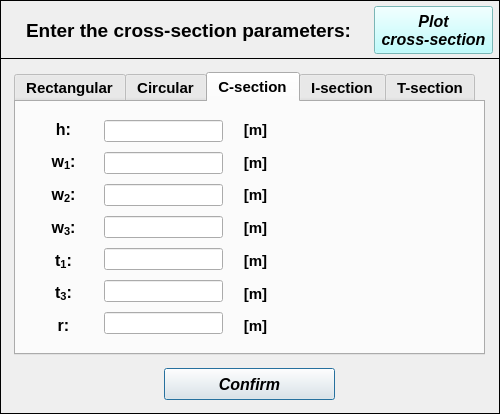
Old version of the form pulse/uix/user_input/ui/Model/Setup/Structural/crossSectionBeamInput.ui in the repository open-pulse/OpenPulse.
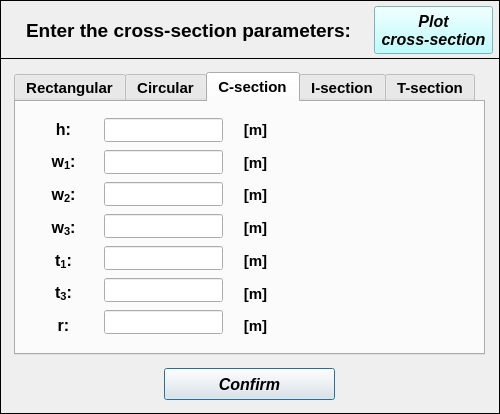
New version of the form. The open tabs and pages were chosen to show the change. Icons and pictures are not drawn.

Commit message: corrections at user inputs windows formatting

Diff of the .ui file:
```diff
--- a/pulse/uix/user_input/ui/Model/Setup/Structural/crossSectionBeamInput.ui
+++ b/pulse/uix/user_input/ui/Model/Setup/Structural/crossSectionBeamInput.ui
@@ -607,6 +607,27 @@
       <layout class="QVBoxLayout" name="verticalLayout_32">
        <item>
         <widget class="QLineEdit" name="lineEdit_height_C_section">
+         <property name="minimumSize">
+          <size>
+           <width>0</width>
+           <height>24</height>
+          </size>
+         </property>
+         <property name="maximumSize">
+          <size>
+           <width>16777215</width>
+           <height>24</height>
+          </size>
+         </property>
+         <property name="font">
+          <font>
+           <family>Arial</family>
+           <pointsize>11</pointsize>
+           <weight>75</weight>
+           <italic>true</italic>
+           <bold>true</bold>
+          </font>
+         </property>
          <property name="focusPolicy">
           <enum>Qt::StrongFocus</enum>
          </property>
@@ -620,6 +641,27 @@
        </item>
        <item>
         <widget class="QLineEdit" name="lineEdit_w1_C_section">
+         <property name="minimumSize">
+          <size>
+           <width>0</width>
+           <height>24</height>
+          </size>
+         </property>
+         <property name="maximumSize">
+          <size>
+           <width>16777215</width>
+           <height>24</height>
+          </size>
+         </property>
+         <property name="font">
+          <font>
+           <family>Arial</family>
+           <pointsize>11</pointsize>
+           <weight>75</weight>
+           <italic>true</italic>
+           <bold>true</bold>
+          </font>
+         </property>
          <property name="focusPolicy">
           <enum>Qt::StrongFocus</enum>
          </property>
@@ -633,6 +675,27 @@
        </item>
        <item>
         <widget class="QLineEdit" name="lineEdit_w2_C_section">
+         <property name="minimumSize">
+          <size>
+           <width>0</width>
+           <height>24</height>
+          </size>
+         </property>
+         <property name="maximumSize">
+          <size>
+           <width>16777215</width>
+           <height>24</height>
+          </size>
+         </property>
+         <property name="font">
+          <font>
+           <family>Arial</family>
+           <pointsize>11</pointsize>
+           <weight>75</weight>
+           <italic>true</italic>
+           <bold>true</bold>
+          </font>
+         </property>
          <property name="focusPolicy">
           <enum>Qt::StrongFocus</enum>
          </property>
@@ -646,6 +709,27 @@
        </item>
        <item>
         <widget class="QLineEdit" name="lineEdit_w3_C_section">
+         <property name="minimumSize">
+          <size>
+           <width>0</width>
+           <height>24</height>
+          </size>
+         </property>
+         <property name="maximumSize">
+          <size>
+           <width>16777215</width>
+           <height>24</height>
+          </size>
+         </property>
+         <property name="font">
+          <font>
+           <family>Arial</family>
+           <pointsize>11</pointsize>
+           <weight>75</weight>
+           <italic>true</italic>
+           <bold>true</bold>
+          </font>
+         </property>
          <property name="focusPolicy">
           <enum>Qt::StrongFocus</enum>
          </property>
@@ -659,6 +743,27 @@
        </item>
        <item>
         <widget class="QLineEdit" name="lineEdit_t1_C_section">
+         <property name="minimumSize">
+          <size>
+           <width>0</width>
+           <height>24</height>
+          </size>
+         </property>
+         <property name="maximumSize">
+          <size>
+           <width>16777215</width>
+           <height>24</height>
+          </size>
+         </property>
+         <property name="font">
+          <font>
+           <family>Arial</family>
+           <pointsize>11</pointsize>
+           <weight>75</weight>
+           <italic>true</italic>
+           <bold>true</bold>
+          </font>
+         </property>
          <property name="focusPolicy">
           <enum>Qt::StrongFocus</enum>
          </property>
@@ -672,6 +777,27 @@
        </item>
        <item>
         <widget class="QLineEdit" name="lineEdit_t3_C_section">
+         <property name="minimumSize">
+          <size>
+           <width>0</width>
+           <height>24</height>
+          </size>
+         </property>
+         <property name="maximumSize">
+          <size>
+           <width>16777215</width>
+           <height>24</height>
+          </size>
+         </property>
+         <property name="font">
+          <font>
+           <family>Arial</family>
+           <pointsize>11</pointsize>
+           <weight>75</weight>
+           <italic>true</italic>
+           <bold>true</bold>
+          </font>
+         </property>
          <property name="focusPolicy">
           <enum>Qt::StrongFocus</enum>
          </property>
@@ -685,6 +811,27 @@
        </item>
        <item>
         <widget class="QLineEdit" name="lineEdit_radius_C_section">
+         <property name="minimumSize">
+          <size>
+           <width>0</width>
+           <height>24</height>
+          </size>
+         </property>
+         <property name="maximumSize">
+          <size>
+           <width>16777215</width>
+           <height>24</height>
+          </size>
+         </property>
+         <property name="font">
+          <font>
+           <family>Arial</family>
+           <pointsize>11</pointsize>
+           <weight>75</weight>
+           <italic>true</italic>
+           <bold>true</bold>
+          </font>
+         </property>
          <property name="focusPolicy">
           <enum>Qt::StrongFocus</enum>
          </property>
```
Left out of the diff: 333 changed lines with no effect on the pictures. The commit also changes 3 other files.
